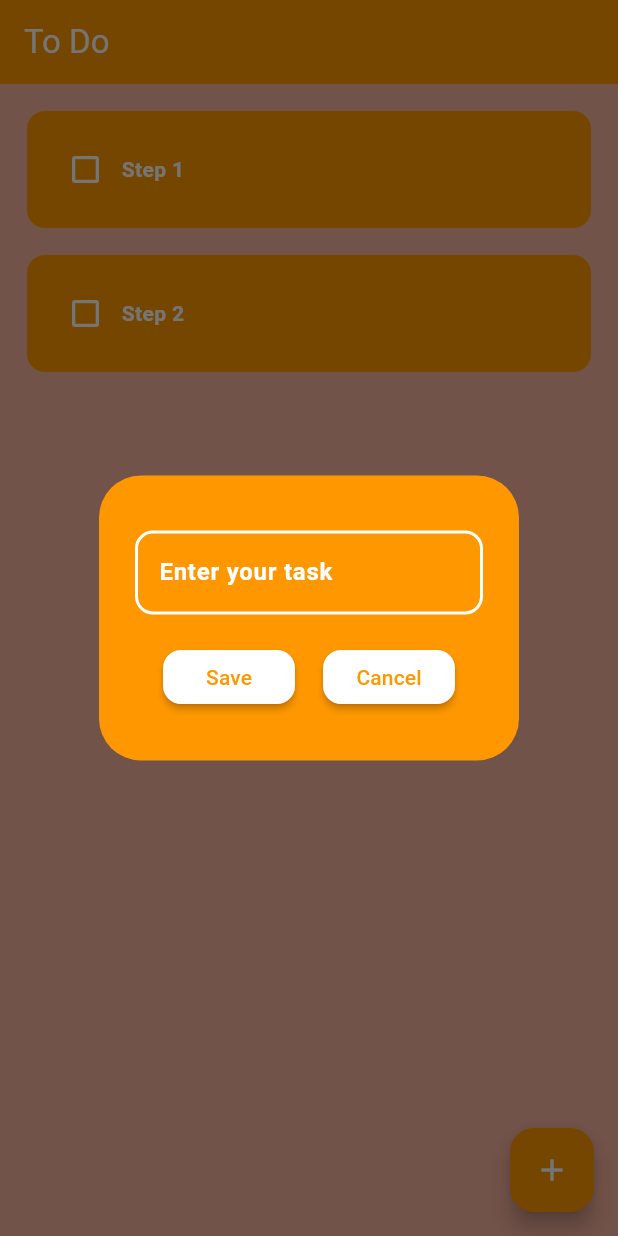
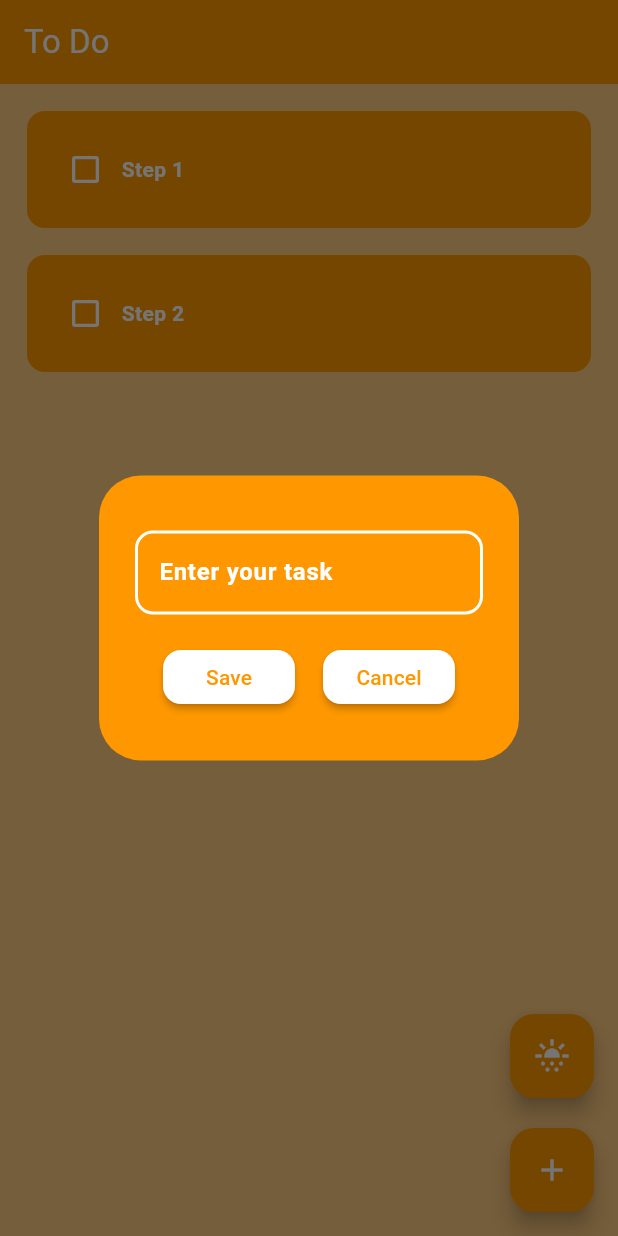
Before and after one commit to dvdeepu99/todoredo, a Flutter app: the screen it shows after launch, after a tap on the "add" icon, on a phone screen of 412 x 824 dp. Run offline on Flutter 3.47's test engine with Material 3 defaults, Android fonts, the phone set to English and light mode, and no system bars; drawn by our look-alikes of flutter_slidable; our stand-ins replace hive, hive_flutter; accounts and stored records are empty.

Commit message:
Added a button to switch between two-coloured (purple and orange) theme.

```diff
--- a/lib/main.dart
+++ b/lib/main.dart
@@ -1,12 +1,19 @@
 import 'package:flutter/material.dart';
+import 'package:provider/provider.dart';
 import 'package:todoredo/pages/home_page.dart';
 import 'package:hive_flutter/hive_flutter.dart';
+import 'package:todoredo/theme/theme_provider.dart';
 
 void main() async {
   await Hive.initFlutter();
 
   var box = await Hive.openBox('mybox');
-  runApp(const MyApp());
+  runApp(
+    ChangeNotifierProvider(
+      create: (context) => ThemeProvider(),
+      child: const MyApp(),
+    ),
+  );
 }
 
 class MyApp extends StatelessWidget {
@@ -14,9 +21,10 @@
 
   @override
   Widget build(BuildContext context) {
-    return const MaterialApp(
+    return MaterialApp(
       debugShowCheckedModeBanner: false,
-      home: HomePage(),
+      home: const HomePage(),
+      theme: Provider.of<ThemeProvider>(context).orangeData,
     );
   }
 }
--- a/lib/pages/home_page.dart
+++ b/lib/pages/home_page.dart
@@ -1,6 +1,8 @@
 import 'package:flutter/material.dart';
 import 'package:hive/hive.dart';
+import 'package:provider/provider.dart';
 import 'package:todoredo/data/database.dart';
+import 'package:todoredo/theme/theme_provider.dart';
 import 'package:todoredo/utilities/dialog_box.dart';
 import 'package:todoredo/utilities/todo_tile.dart';
 
@@ -66,17 +68,36 @@ class _HomePageState extends State<HomePage> {
   @override
   Widget build(BuildContext context) {
     return Scaffold(
-      backgroundColor: const Color.fromARGB(255, 248, 180, 159),
+      //backgroundColor: const Color.fromARGB(255, 248, 180, 159),
+      backgroundColor: Theme.of(context).colorScheme.background,
       appBar: AppBar(
-        backgroundColor: Colors.orange[500],
+        backgroundColor: Theme.of(context).colorScheme.primary,
         title: (const Text("To Do")),
         foregroundColor: Colors.white,
       ),
-      floatingActionButton: FloatingActionButton(
-        onPressed: createNewTask,
-        backgroundColor: Colors.orange,
-        foregroundColor: Colors.white,
-        child: const Icon(Icons.add),
+      floatingActionButton: Column(
+        mainAxisAlignment: MainAxisAlignment.end,
+        children: [
+          FloatingActionButton(
+            onPressed: () {
+              Provider.of<ThemeProvider>(context, listen: false).toggleTheme();
+            },
+            // onPressed: () {
+            //   print(Provider.of<ThemeProvider>(context, listen: false)
+            //       .orangeData);
+            // },
+            backgroundColor: Theme.of(context).colorScheme.primary,
+            foregroundColor: Colors.white,
+            child: const Icon(Icons.sunny_snowing),
+          ),
+          const SizedBox(height: 20),
+          FloatingActionButton(
+            onPressed: createNewTask,
+            backgroundColor: Theme.of(context).colorScheme.primary,
+            foregroundColor: Colors.white,
+            child: const Icon(Icons.add),
+          ),
+        ],
       ),
       body: ListView.builder(
         itemCount: db.toDoList.length,
--- /dev/null
+++ b/lib/theme/theme.dart
@@ -0,0 +1,16 @@
+import 'package:flutter/material.dart';
+
+ThemeData orangeMode = ThemeData(
+    brightness: Brightness.light,
+    colorScheme: ColorScheme.light(
+      background: Colors.orange.shade200,
+      primary: Colors.orange,
+      secondary: Colors.orange.shade500,
+    ));
+
+ThemeData purpleMode = ThemeData(
+    brightness: Brightness.light,
+    colorScheme: ColorScheme.light(
+      background: Colors.purple.shade100,
+      primary: Colors.purple.shade300,
+    ));
--- /dev/null
+++ b/lib/theme/theme_provider.dart
@@ -0,0 +1,21 @@
+import 'package:flutter/material.dart';
+import 'package:todoredo/theme/theme.dart';
+
+class ThemeProvider with ChangeNotifier {
+  ThemeData _themeData = orangeMode;
+
+  ThemeData get orangeData => _themeData;
+
+  set orangeData(ThemeData orangeData) {
+    _themeData = orangeData;
+    notifyListeners();
+  }
+
+  toggleTheme() {
+    if (_themeData == orangeMode) {
+      orangeData = purpleMode;
+    } else {
+      orangeData = orangeMode;
+    }
+  }
+}
--- a/lib/utilities/dialog_box.dart
+++ b/lib/utilities/dialog_box.dart
@@ -16,7 +16,7 @@ class DialogBox extends StatelessWidget {
   @override
   Widget build(BuildContext context) {
     return AlertDialog(
-      backgroundColor: Colors.orange,
+      backgroundColor: Theme.of(context).colorScheme.primary,
       content: SizedBox(
         height: 150,
         child: Padding(
--- a/lib/utilities/dialog_buttons.dart
+++ b/lib/utilities/dialog_buttons.dart
@@ -10,13 +10,14 @@ class Buttons extends StatelessWidget {
   Widget build(BuildContext context) {
     return MaterialButton(
       onPressed: onPressed,
-      textColor: Colors.orange,
+      textColor: Theme.of(context).colorScheme.primary,
       shape: RoundedRectangleBorder(borderRadius: BorderRadius.circular(12)),
       color: Colors.white,
       child: Text(
         text,
-        style: const TextStyle(
-            color: Colors.orange, backgroundColor: Colors.white),
+        style: TextStyle(
+            color: Theme.of(context).colorScheme.primary,
+            backgroundColor: Colors.white),
       ),
     );
   }
--- a/lib/utilities/todo_tile.dart
+++ b/lib/utilities/todo_tile.dart
@@ -35,7 +35,7 @@ class ToDoTile extends StatelessWidget {
         child: Container(
           padding: const EdgeInsets.all(15),
           decoration: BoxDecoration(
-            color: Colors.orange[500],
+            color: Theme.of(context).colorScheme.primary,
             borderRadius: BorderRadius.circular(12),
           ),
           child: Row(
@@ -44,7 +44,7 @@ class ToDoTile extends StatelessWidget {
                 value: taskCompleted,
                 onChanged: onChanged,
                 activeColor: Colors.white,
-                checkColor: Colors.orange,
+                checkColor: Theme.of(context).colorScheme.primary,
                 side: const BorderSide(color: Colors.white, width: 2.2),
               ),
               Text(
--- a/pubspec.yaml
+++ b/pubspec.yaml
@@ -35,8 +35,9 @@ dependencies:
 
   # The following adds the Cupertino Icons font to your application.
   # Use with the CupertinoIcons class for iOS style icons.
-  cupertino_icons: ^1.0.2
+  cupertino_icons: ^1.0.8
   flutter_slidable: ^3.1.1
+  provider:
 
 
 dev_dependencies:
```
Also changed, not shown: pubspec.lock.
